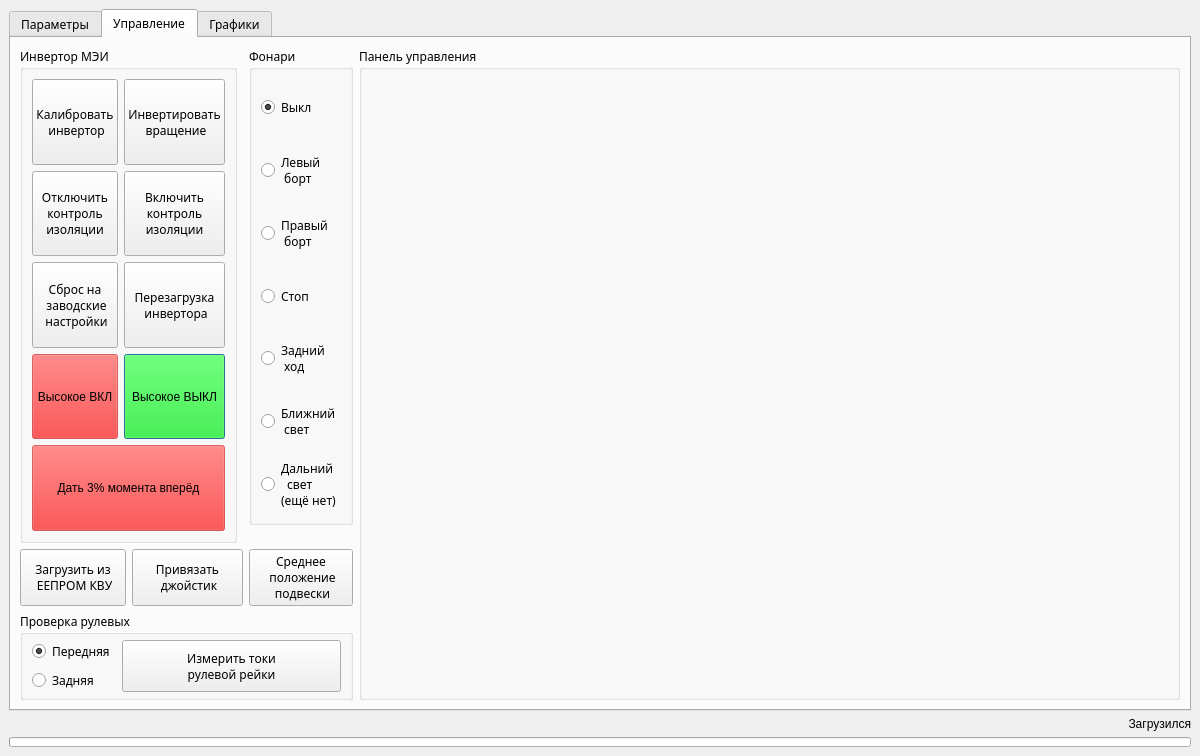
This is VMU_monitor_v3.ui in hochu-leto/EVIS as Qt 5 draws it before an edit. The edited form follows.
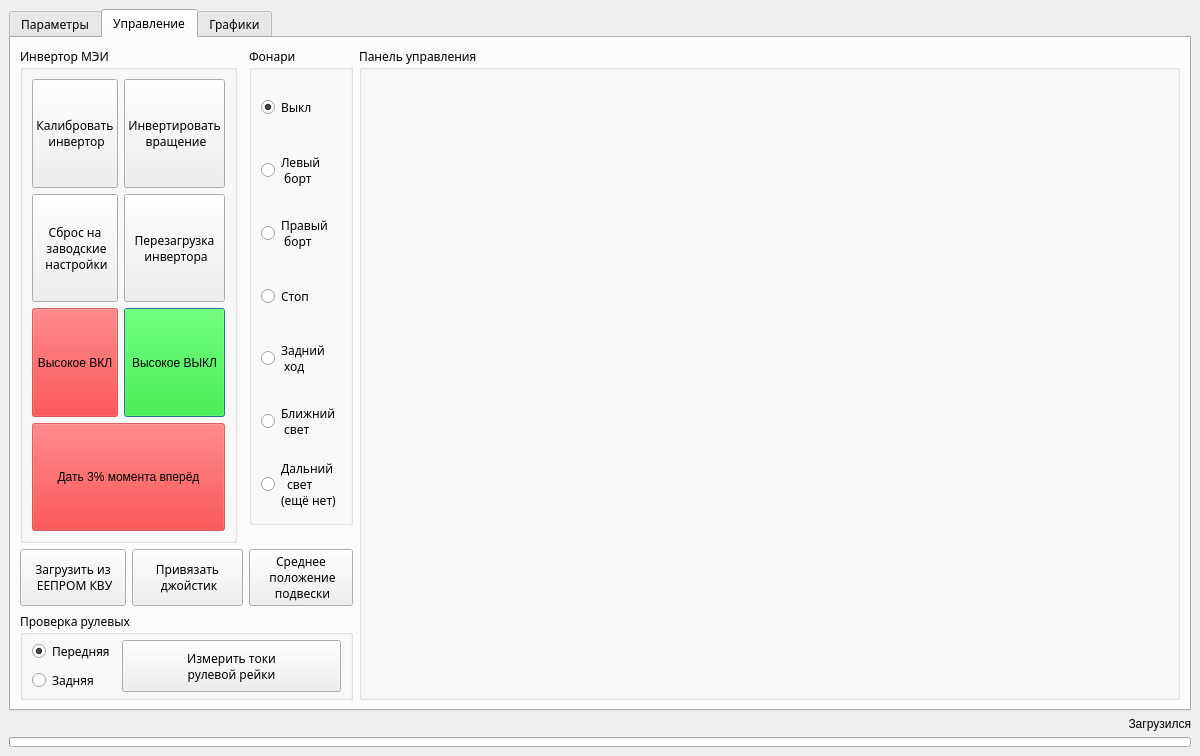
This is the edited form. The open tabs and pages were chosen to show the change.

```diff
--- a/VMU_monitor_v3.ui
+++ b/VMU_monitor_v3.ui
@@ -502,6 +502,7 @@
           </property>
           <property name="font">
            <font>
+            <family>Segoe UI</family>
             <pointsize>10</pointsize>
             <kerning>true</kerning>
            </font>
@@ -710,46 +711,7 @@
            <string>Инвертор МЭИ</string>
           </property>
           <layout class="QGridLayout" name="gridLayout">
-           <item row="3" column="1">
-            <widget class="QPushButton" name="power_off_btn">
-             <property name="sizePolicy">
-              <sizepolicy hsizetype="Minimum" vsizetype="Expanding">
-               <horstretch>0</horstretch>
-               <verstretch>0</verstretch>
-              </sizepolicy>
-             </property>
-             <property name="autoFillBackground">
-              <bool>false</bool>
-             </property>
-             <property name="styleSheet">
-              <string notr="true">background-color: rgba(0, 254, 0, 130);</string>
-             </property>
-             <property name="text">
-              <string>Высокое ВЫКЛ</string>
-             </property>
-             <property name="default">
-              <bool>true</bool>
-             </property>
-            </widget>
-           </item>
-           <item row="0" column="0">
-            <widget class="QPushButton" name="calibrate_btn">
-             <property name="sizePolicy">
-              <sizepolicy hsizetype="Preferred" vsizetype="Expanding">
-               <horstretch>0</horstretch>
-               <verstretch>0</verstretch>
-              </sizepolicy>
-             </property>
-             <property name="styleSheet">
-              <string notr="true"/>
-             </property>
-             <property name="text">
-              <string>Калибровать 
- инвертор</string>
-             </property>
-            </widget>
-           </item>
-           <item row="2" column="0">
+           <item row="1" column="0">
             <widget class="QPushButton" name="reset_param_btn">
              <property name="sizePolicy">
               <sizepolicy hsizetype="Preferred" vsizetype="Expanding">
@@ -767,7 +729,7 @@
              </property>
             </widget>
            </item>
-           <item row="3" column="0">
+           <item row="2" column="0">
             <widget class="QPushButton" name="power_on_btn">
              <property name="sizePolicy">
               <sizepolicy hsizetype="Minimum" vsizetype="Expanding">
@@ -790,24 +752,29 @@
             </widget>
            </item>
            <item row="2" column="1">
-            <widget class="QPushButton" name="reset_device_btn">
+            <widget class="QPushButton" name="power_off_btn">
              <property name="sizePolicy">
-              <sizepolicy hsizetype="Preferred" vsizetype="Expanding">
+              <sizepolicy hsizetype="Minimum" vsizetype="Expanding">
                <horstretch>0</horstretch>
                <verstretch>0</verstretch>
               </sizepolicy>
              </property>
+             <property name="autoFillBackground">
+              <bool>false</bool>
+             </property>
              <property name="styleSheet">
-              <string notr="true"/>
+              <string notr="true">background-color: rgba(0, 254, 0, 130);</string>
              </property>
              <property name="text">
-              <string>Перезагрузка
- инвертора</string>
+              <string>Высокое ВЫКЛ</string>
              </property>
+             <property name="default">
+              <bool>true</bool>
+             </property>
             </widget>
            </item>
-           <item row="0" column="1">
-            <widget class="QPushButton" name="invert_btn">
+           <item row="0" column="0">
+            <widget class="QPushButton" name="calibrate_btn">
              <property name="sizePolicy">
               <sizepolicy hsizetype="Preferred" vsizetype="Expanding">
                <horstretch>0</horstretch>
@@ -818,12 +785,12 @@
               <string notr="true"/>
              </property>
              <property name="text">
-              <string>Инвертировать
- вращение</string>
+              <string>Калибровать 
+ инвертор</string>
              </property>
             </widget>
            </item>
-           <item row="4" column="0" colspan="2">
+           <item row="3" column="0" colspan="2">
             <widget class="QPushButton" name="let_moment_btn">
              <property name="sizePolicy">
               <sizepolicy hsizetype="Minimum" vsizetype="Expanding">
@@ -930,33 +897,37 @@
              </property>
             </widget>
            </item>
-           <item row="1" column="0">
-            <widget class="QPushButton" name="iso_off_btn">
+           <item row="0" column="1">
+            <widget class="QPushButton" name="invert_btn">
              <property name="sizePolicy">
-              <sizepolicy hsizetype="Minimum" vsizetype="Preferred">
+              <sizepolicy hsizetype="Preferred" vsizetype="Expanding">
                <horstretch>0</horstretch>
                <verstretch>0</verstretch>
               </sizepolicy>
              </property>
+             <property name="styleSheet">
+              <string notr="true"/>
+             </property>
              <property name="text">
-              <string>Отключить
-контроль
-изоляции</string>
+              <string>Инвертировать
+ вращение</string>
              </property>
             </widget>
            </item>
            <item row="1" column="1">
-            <widget class="QPushButton" name="iso_on_btn">
+            <widget class="QPushButton" name="reset_device_btn">
              <property name="sizePolicy">
               <sizepolicy hsizetype="Preferred" vsizetype="Expanding">
                <horstretch>0</horstretch>
                <verstretch>0</verstretch>
               </sizepolicy>
              </property>
+             <property name="styleSheet">
+              <string notr="true"/>
+             </property>
              <property name="text">
-              <string>Включить
-контроль
-изоляции</string>
+              <string>Перезагрузка
+ инвертора</string>
              </property>
             </widget>
            </item>
```
